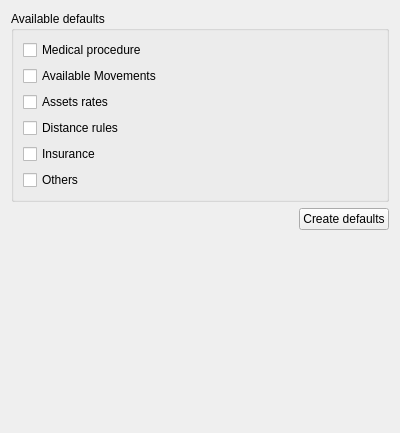
Before: the Qt Designer form plugins/accountplugin/preferences/accountdatabasedefaultswidget.ui in FreeHealth/freehealth, drawn with Qt 5.
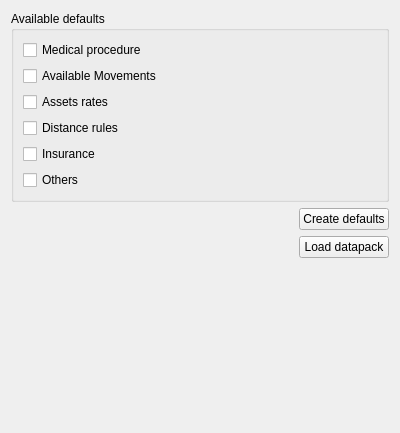
After: the same form once the commit is applied.

The edit to the form file:
```diff
--- a/plugins/accountplugin/preferences/accountdatabasedefaultswidget.ui
+++ b/plugins/accountplugin/preferences/accountdatabasedefaultswidget.ui
@@ -85,7 +85,7 @@
      </property>
     </widget>
    </item>
-   <item row="2" column="0">
+   <item row="3" column="0">
     <spacer name="verticalSpacer">
      <property name="orientation">
       <enum>Qt::Vertical</enum>
@@ -98,6 +98,13 @@
      </property>
     </spacer>
    </item>
+   <item row="2" column="1">
+    <widget class="QPushButton" name="datapackButton">
+     <property name="text">
+      <string>Load datapack</string>
+     </property>
+    </widget>
+   </item>
   </layout>
  </widget>
  <resources/>
```
